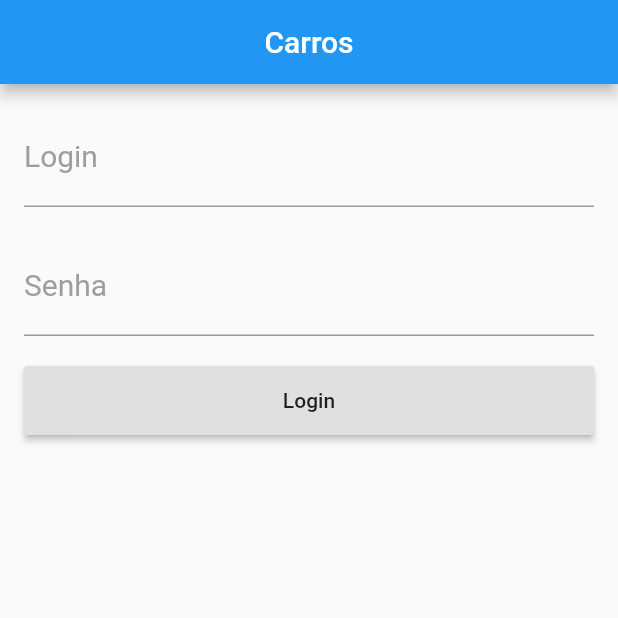
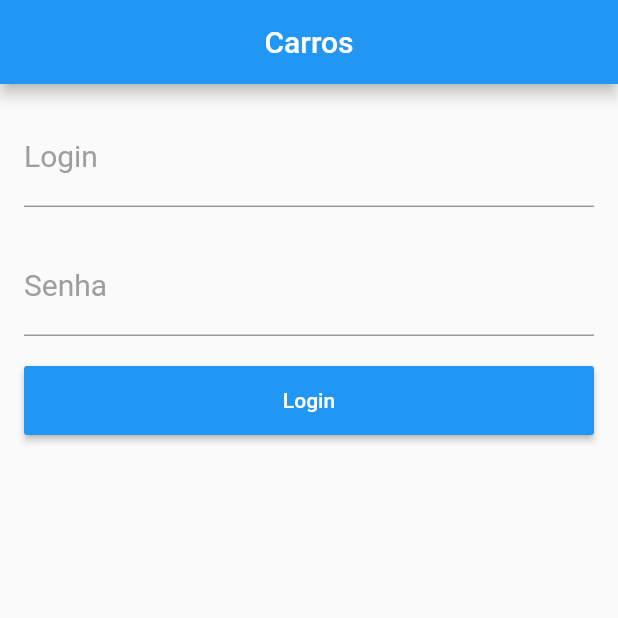
Before and after one commit to eliezerantonio/flutter_essencial, a Flutter app: the screen it shows after launch, on a phone screen of 412 x 824 dp, the top half of it. Run offline on Flutter 3.47's test engine with Material 2 defaults, Android fonts, the phone set to English and light mode, and no system bars; our stand-ins replace fluttertoast.

Commit message:
TextEditingController

```diff
--- a/projecto_carros/lib/screens/login_screen.dart
+++ b/projecto_carros/lib/screens/login_screen.dart
@@ -3,6 +3,9 @@ import 'dart:ui';
 import 'package:flutter/material.dart';
 
 class LoginScreen extends StatelessWidget {
+  final _controllerLogin = TextEditingController();
+  final _controllerSenha = TextEditingController();
+
   @override
   Widget build(BuildContext context) {
     return Scaffold(
@@ -22,31 +25,35 @@ class LoginScreen extends StatelessWidget {
   ListView _formularioLogin() {
     return ListView(
       children: [
-        _text("Login", "Digite o Login"),
+        _text("Login", "Digite o Login", _controllerLogin),
         SizedBox(
           height: 20,
         ),
-        _text("Senha", "Digite a senha", obscure: true),
+        _text("Senha", "Digite a senha", _controllerSenha, obscure: true),
         SizedBox(
           height: 20,
         ),
-        _button("Login"),
+        _button("Login", () => _onClikLogin()),
       ],
     );
   }
 
-  Container _button(String text) {
+  Container _button(String text, Function onPressed) {
     return Container(
       height: 46,
       child: RaisedButton(
-        onPressed: () {},
+        color: Colors.blue,
+        textColor: Colors.white,
+        onPressed: onPressed,
         child: Text(text),
       ),
     );
   }
 
-  Widget _text(String label, String hint, {bool obscure = false}) {
+  Widget _text(String label, String hint, TextEditingController controller,
+      {bool obscure = false}) {
     return TextFormField(
+      controller: controller,
       obscureText: obscure,
       style: TextStyle(fontSize: 20, color: Colors.blue),
       decoration: InputDecoration(
@@ -57,4 +64,11 @@ class LoginScreen extends StatelessWidget {
           )),
     );
   }
+
+  _onClikLogin() {
+    String login = _controllerLogin.text;
+    String senha = _controllerSenha.text;
+
+    print(login + " " + senha);
+  }
 }
```
